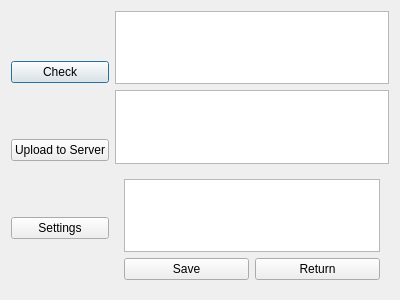
The window that Server_uploader_dialog_base.ui (bramwuytss/QGIS-Plugin) describes before a commit, drawn with Qt 5.
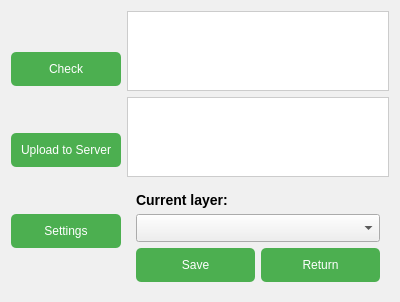
The same window after the commit.

Commit message: Dropdown voor layer en nieuwe opmaak

Diff of the .ui file:
```diff
--- a/Server_uploader_dialog_base.ui
+++ b/Server_uploader_dialog_base.ui
@@ -13,6 +13,34 @@
   <property name="windowTitle">
    <string>Server Uploader</string>
   </property>
+  <property name="styleSheet">
+   <string notr="true">
+    QDialog {
+        background-color: #f0f0f0;
+    }
+    QPushButton {
+        background-color: #4CAF50;
+        color: white;
+        border-radius: 5px;
+        padding: 10px;
+    }
+    QPushButton:hover {
+        background-color: #45a049;
+    }
+    QLabel {
+        font-size: 14px;
+        font-weight: bold;
+    }
+    QComboBox {
+        padding: 5px;
+    }
+    QTextEdit {
+        background-color: #ffffff;
+        border: 1px solid #ccc;
+        padding: 5px;
+    }
+   </string>
+  </property>
   <layout class="QGridLayout" name="gridLayout">
    <item row="0" column="0" rowspan="3">
     <layout class="QVBoxLayout" name="verticalLayout">
@@ -49,7 +77,27 @@
     <widget class="QWidget" name="SettingsBox">
      <layout class="QVBoxLayout" name="settingsLayout">
       <item>
-       <widget class="QTextEdit" name="SettingsTextEdit"/>
+       <spacer name="topSpacer">
+        <property name="orientation">
+         <enum>Qt::Vertical</enum>
+        </property>
+        <property name="sizeHint">
+         <size>
+          <width>20</width>
+          <height>40</height>
+         </size>
+        </property>
+       </spacer>
+      </item>
+      <item>
+       <widget class="QLabel" name="CurrentLayerLabel">
+        <property name="text">
+         <string>Current layer:</string>
+        </property>
+       </widget>
+      </item>
+      <item>
+       <widget class="QComboBox" name="LayerNameInput"/>
       </item>
       <item>
        <layout class="QHBoxLayout" name="settingsButtonLayout">
@@ -69,6 +117,19 @@
         </item>
        </layout>
       </item>
+      <item>
+       <spacer name="bottomSpacer">
+        <property name="orientation">
+         <enum>Qt::Vertical</enum>
+        </property>
+        <property name="sizeHint">
+         <size>
+          <width>20</width>
+          <height>40</height>
+         </size>
+        </property>
+       </spacer>
+      </item>
      </layout>
     </widget>
    </item>
```
The commit also changes 1 other file.
